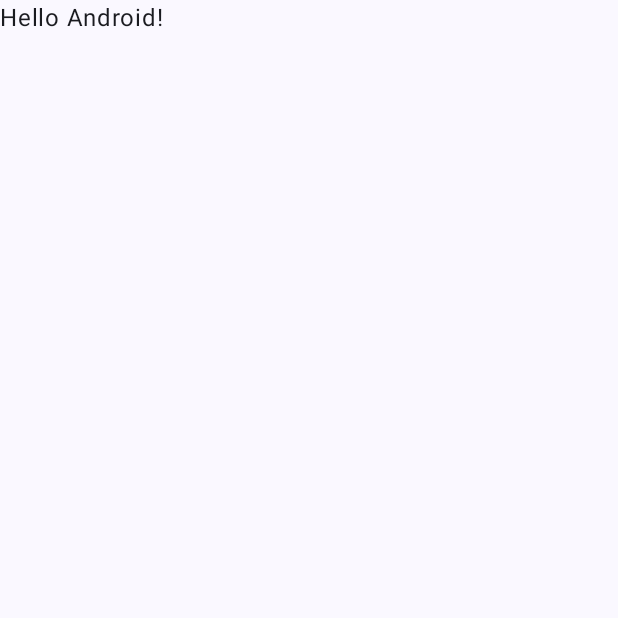
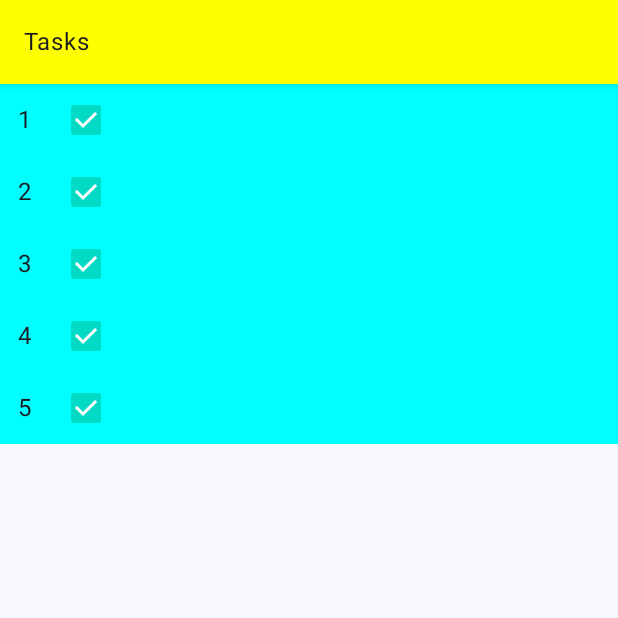
Before and after one commit to pet1412/IPZ_CR_3-Petlenko, an Android app built with Jetpack Compose: the screen it shows after launch (MainActivity), on a phone screen of 412 x 824 dp, the top half of it. Before the commit the part shown is almost empty. Run offline under Robolectric (Android 15) with nearby library versions, the phone set to English and light mode, and no system bars.

Commit message:
Забув робити коміти, але вже зробив
Якщо коротко, то сенс роботи в тому, що за допомогою LazyColumn створюємо різні ItemsTask, на нього можна клікнути і перейти на другий екран, де є кнопка повернутись назад, опис і дати посередині екрану

```diff
--- a/app/src/main/java/ua/edu/lntu/cw_4/MainActivity.kt
+++ b/app/src/main/java/ua/edu/lntu/cw_4/MainActivity.kt
@@ -3,13 +3,41 @@ package ua.edu.lntu.cw_4
 import android.os.Bundle
 import androidx.activity.ComponentActivity
 import androidx.activity.compose.setContent
+import androidx.compose.foundation.background
+import androidx.compose.foundation.clickable
+import androidx.compose.foundation.layout.Arrangement
+import androidx.compose.foundation.layout.Box
+import androidx.compose.foundation.layout.Column
+import androidx.compose.foundation.layout.Row
+import androidx.compose.foundation.layout.Spacer
 import androidx.compose.foundation.layout.fillMaxSize
+import androidx.compose.foundation.layout.fillMaxWidth
+import androidx.compose.foundation.layout.height
+import androidx.compose.foundation.layout.padding
+import androidx.compose.foundation.layout.size
+import androidx.compose.foundation.layout.width
+import androidx.compose.foundation.lazy.LazyColumn
+import androidx.compose.material.Button
+import androidx.compose.material.Checkbox
+import androidx.compose.material.TopAppBar
 import androidx.compose.material3.MaterialTheme
+import androidx.compose.material3.Scaffold
 import androidx.compose.material3.Surface
 import androidx.compose.material3.Text
 import androidx.compose.runtime.Composable
+import androidx.compose.runtime.getValue
+import androidx.compose.runtime.mutableStateOf
+import androidx.compose.runtime.remember
+import androidx.compose.runtime.setValue
+import androidx.compose.ui.Alignment
 import androidx.compose.ui.Modifier
+import androidx.compose.ui.graphics.Color
 import androidx.compose.ui.tooling.preview.Preview
+import androidx.compose.ui.unit.dp
+import androidx.navigation.NavController
+import androidx.navigation.compose.NavHost
+import androidx.navigation.compose.composable
+import androidx.navigation.compose.rememberNavController
 import ua.edu.lntu.cw_4.ui.theme.IPZ_CW_4Theme
 
 class MainActivity : ComponentActivity() {
@@ -22,7 +50,7 @@ class MainActivity : ComponentActivity() {
                     modifier = Modifier.fillMaxSize(),
                     color = MaterialTheme.colorScheme.background
                 ) {
-                    Greeting("Android")
+                    Greeting()
                 }
             }
         }
@@ -30,27 +58,98 @@ class MainActivity : ComponentActivity() {
 }
 
 @Composable
-fun Greeting(name: String, modifier: Modifier = Modifier) {
-    Text(
-        text = "Hello $name!",
-        modifier = modifier
-    )
+fun Greeting() {
+    val navController = rememberNavController()
+    NavHost(navController = navController,
+        startDestination = "screen1"
+    ){
+        composable("screen1"){
+            Screen1(navController)
+        }
+        composable("screen2"){
+            Screen2(navController)
+        }
+    }
 }
 
-@Preview(showBackground = true)
+@Preview(showBackground = true, showSystemUi = true)
 @Composable
 fun GreetingPreview() {
     IPZ_CW_4Theme {
-        Greeting("Android")
+        Greeting()
     }
 }
 
 @Composable
-fun Screen1(){
+fun Screen1(navController: NavController) {
+    Scaffold(
+        topBar = {
+            TopAppBar(
+                contentColor = Color.Yellow,
+                backgroundColor = Color.Yellow,
+                title = {
+                    Text(text = "Tasks")
+            })
+        }
+    ) {
+        paddingValues ->
+        Column(
+            verticalArrangement = Arrangement.Center,
+            horizontalAlignment = Alignment.CenterHorizontally,
+            modifier = Modifier
+                .padding(paddingValues)
+        ) {
+            LazyColumn {
+                items(5){
+                    ItemsTask(it+1, navController)
+                }
+            }
+        }
+    }
 
 }
 
 @Composable
-fun Scree2(){
+fun ItemsTask(id: Int, navController: NavController){
+    var checkBoxState by remember{ mutableStateOf(true) }
+    Box(
+        modifier = Modifier
+            .background(
+                when(checkBoxState){
+                    true -> Color.Cyan
+                    false -> Color.Red
+                }
+            )
+            .clickable {
+                navController.navigate("screen2")
+            }
+            .fillMaxWidth()
+    ){
+       Row(
+           verticalAlignment = Alignment.CenterVertically,
+           horizontalArrangement = Arrangement.Center,
+           modifier =  Modifier
+               .padding(start = 12.dp)
+       ) {
+           Text(text = "$id")
+           Spacer(modifier = Modifier.width(12.dp))
+           Checkbox(checked = checkBoxState, onCheckedChange = {
+               checkBoxState = !checkBoxState
+           })
+       }
+    }
+}
 
+@Composable
+fun Screen2(navController: NavController){
+    Column(
+        verticalArrangement = Arrangement.Center,
+        horizontalAlignment = Alignment.CenterHorizontally
+    ){
+        Text("Disc")
+        Text("12/12/2004")
+        Button(onClick = { navController.navigate("screen1") }) {
+            Text(text = "Done")
+        }
+    }
 }
```
